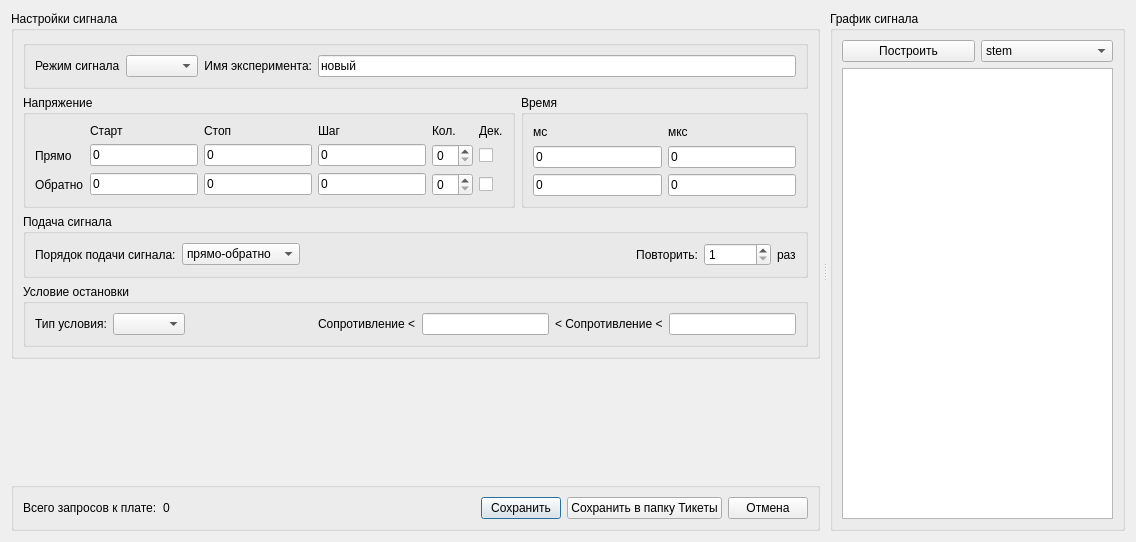
The window that gui/uies/signal.ui (neurocomputer/MemriBoard) describes before a commit, drawn with Qt 5.
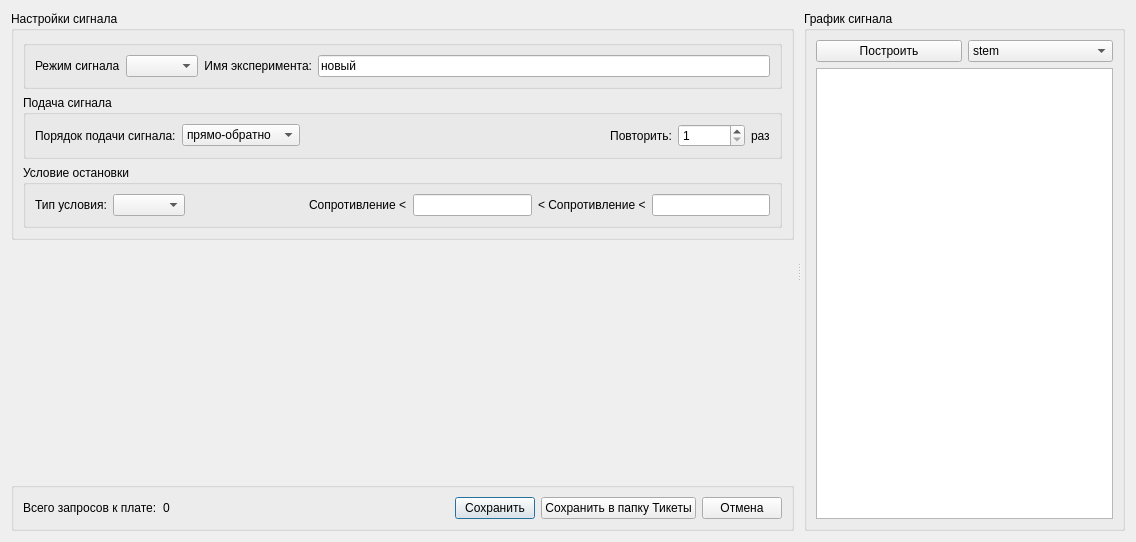
The same window after the commit. Custom widgets are drawn as their Qt base class.

Commit message: Signal UI integrated to visa

```diff
--- a/gui/uies/signal.ui
+++ b/gui/uies/signal.ui
@@ -67,187 +67,7 @@
            </widget>
           </item>
           <item>
-           <layout class="QHBoxLayout" name="horizontalLayout_2">
-            <item>
-             <widget class="QGroupBox" name="groupBox">
-              <property name="title">
-               <string>Напряжение</string>
-              </property>
-              <layout class="QVBoxLayout" name="verticalLayout_8">
-               <item>
-                <layout class="QGridLayout" name="gridLayout">
-                 <item row="2" column="4">
-                  <widget class="QSpinBox" name="forward_count"/>
-                 </item>
-                 <item row="3" column="5">
-                  <widget class="QCheckBox" name="backward_dec">
-                   <property name="text">
-                    <string/>
-                   </property>
-                  </widget>
-                 </item>
-                 <item row="2" column="5">
-                  <widget class="QCheckBox" name="forward_dec">
-                   <property name="text">
-                    <string/>
-                   </property>
-                  </widget>
-                 </item>
-                 <item row="1" column="4">
-                  <widget class="QLabel" name="label_6">
-                   <property name="text">
-                    <string>Кол.</string>
-                   </property>
-                  </widget>
-                 </item>
-                 <item row="3" column="0">
-                  <widget class="QLabel" name="label_11">
-                   <property name="text">
-                    <string>Обратно</string>
-                   </property>
-                  </widget>
-                 </item>
-                 <item row="2" column="3">
-                  <widget class="ScientificQLineEdit" name="forward_step">
-                   <property name="text">
-                    <string>0</string>
-                   </property>
-                  </widget>
-                 </item>
-                 <item row="1" column="5">
-                  <widget class="QLabel" name="label_7">
-                   <property name="text">
-                    <string>Дек.</string>
-                   </property>
-                  </widget>
-                 </item>
-                 <item row="2" column="2">
-                  <widget class="ScientificQLineEdit" name="forward_stop">
-                   <property name="text">
-                    <string>0</string>
-                   </property>
-                  </widget>
-                 </item>
-                 <item row="3" column="2">
-                  <widget class="ScientificQLineEdit" name="backward_stop">
-                   <property name="text">
-                    <string>0</string>
-                   </property>
-                  </widget>
-                 </item>
-                 <item row="1" column="2">
-                  <widget class="QLabel" name="label_4">
-                   <property name="text">
-                    <string>Стоп</string>
-                   </property>
-                  </widget>
-                 </item>
-                 <item row="2" column="1">
-                  <widget class="ScientificQLineEdit" name="forward_start">
-                   <property name="text">
-                    <string>0</string>
-                   </property>
-                  </widget>
-                 </item>
-                 <item row="3" column="4">
-                  <widget class="QSpinBox" name="backward_count"/>
-                 </item>
-                 <item row="3" column="1">
-                  <widget class="ScientificQLineEdit" name="backward_start">
-                   <property name="text">
-                    <string>0</string>
-                   </property>
-                  </widget>
-                 </item>
-                 <item row="1" column="1">
-                  <widget class="QLabel" name="label_3">
-                   <property name="text">
-                    <string>Старт</string>
-                   </property>
-                  </widget>
-                 </item>
-                 <item row="1" column="3">
-                  <widget class="QLabel" name="label_5">
-                   <property name="text">
-                    <string>Шаг</string>
-                   </property>
-                  </widget>
-                 </item>
-                 <item row="3" column="3">
-                  <widget class="ScientificQLineEdit" name="backward_step">
-                   <property name="text">
-                    <string>0</string>
-                   </property>
-                  </widget>
-                 </item>
-                 <item row="2" column="0">
-                  <widget class="QLabel" name="label_10">
-                   <property name="text">
-                    <string>Прямо</string>
-                   </property>
-                  </widget>
-                 </item>
-                </layout>
-               </item>
-              </layout>
-             </widget>
-            </item>
-            <item>
-             <widget class="QGroupBox" name="groupBox_2">
-              <property name="title">
-               <string>Время</string>
-              </property>
-              <layout class="QVBoxLayout" name="verticalLayout_7">
-               <item>
-                <layout class="QGridLayout" name="gridLayout_2">
-                 <item row="1" column="0">
-                  <widget class="QLineEdit" name="forward_ms">
-                   <property name="text">
-                    <string>0</string>
-                   </property>
-                  </widget>
-                 </item>
-                 <item row="0" column="1">
-                  <widget class="QLabel" name="label_9">
-                   <property name="text">
-                    <string>мкс</string>
-                   </property>
-                  </widget>
-                 </item>
-                 <item row="1" column="1">
-                  <widget class="QLineEdit" name="forward_mcs">
-                   <property name="text">
-                    <string>0</string>
-                   </property>
-                  </widget>
-                 </item>
-                 <item row="0" column="0">
-                  <widget class="QLabel" name="label_8">
-                   <property name="text">
-                    <string>мс</string>
-                   </property>
-                  </widget>
-                 </item>
-                 <item row="2" column="0">
-                  <widget class="QLineEdit" name="backward_ms">
-                   <property name="text">
-                    <string>0</string>
-                   </property>
-                  </widget>
-                 </item>
-                 <item row="2" column="1">
-                  <widget class="QLineEdit" name="backward_mcs">
-                   <property name="text">
-                    <string>0</string>
-                   </property>
-                  </widget>
-                 </item>
-                </layout>
-               </item>
-              </layout>
-             </widget>
-            </item>
-           </layout>
+           <layout class="QHBoxLayout" name="horizontalLayout_2"/>
           </item>
           <item>
            <widget class="QGroupBox" name="groupBox_sending_settings">
```
The commit also changes 35 other files.
